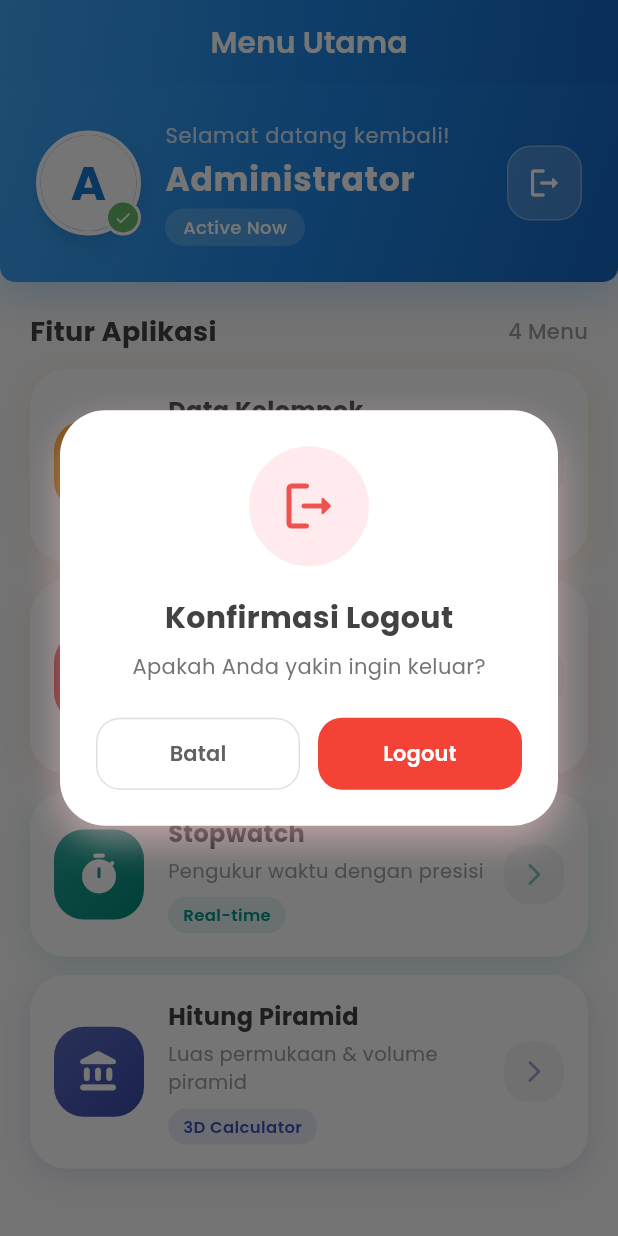
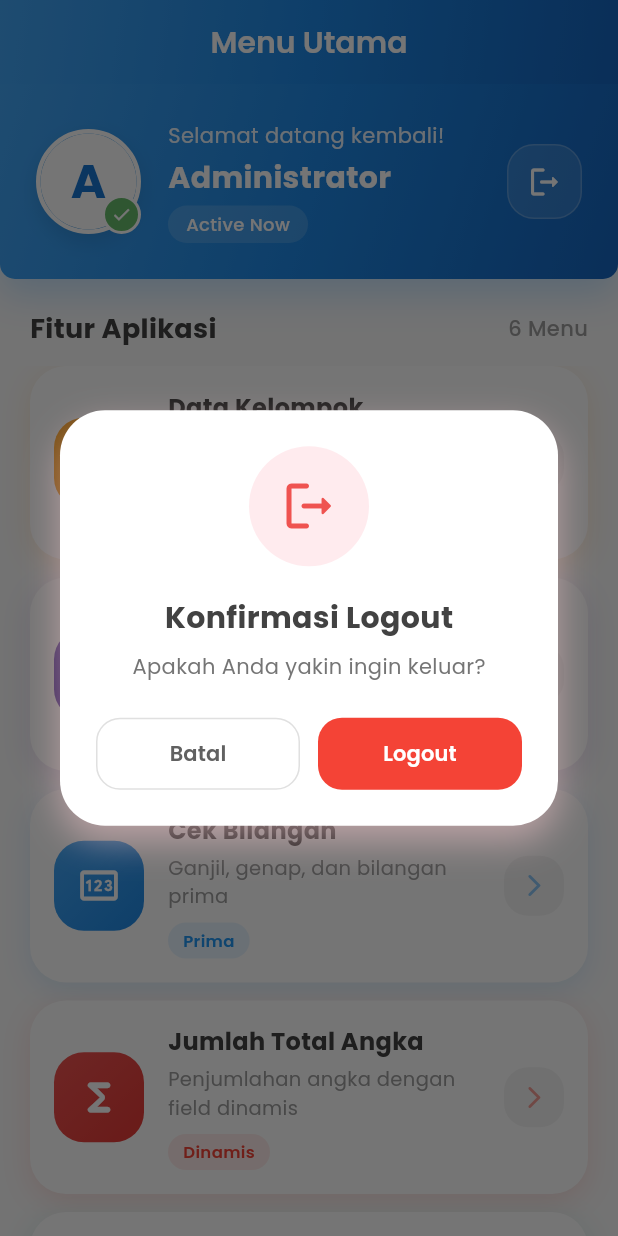
Before and after one commit to dafaarchlinux/TugasAppTPM2, a Flutter app: the MainMenuScreen screen opened directly with sample values from the repository, after a tap on the "logout" icon, on a phone screen of 412 x 824 dp. Run offline on Flutter 3.47's test engine with Material 3 defaults, Android fonts, the phone set to English and light mode, and no system bars; our stand-ins replace google_fonts.

Commit message:
Refactor imports and improve UI elements

```diff
--- a/lib/screens/main_menu_screen.dart
+++ b/lib/screens/main_menu_screen.dart
@@ -1,9 +1,11 @@
 import 'package:flutter/material.dart';
 import 'package:google_fonts/google_fonts.dart';
-import 'package:tugas_1_tpm/screens/jumlah_total_screen.dart';
-import 'package:tugas_1_tpm/screens/piramid_screen.dart';
-import 'package:tugas_1_tpm/screens/stopwatch_screen.dart';
 import '../models/user_model.dart';
+import 'calc_screen.dart';
+import 'props_screen.dart';
+import 'jumlah_total_screen.dart';
+import 'piramid_screen.dart';
+import 'stopwatch_screen.dart';
 import 'kelompok_screen.dart';
 
 class MainMenuScreen extends StatelessWidget {
@@ -13,6 +15,8 @@ class MainMenuScreen extends StatelessWidget {
 
   @override
   Widget build(BuildContext context) {
+    final menuItems = _getMenuItems();
+
     return Scaffold(
       backgroundColor: Colors.grey.shade50,
       appBar: AppBar(
@@ -24,7 +28,6 @@ class MainMenuScreen extends StatelessWidget {
             color: Colors.white,
           ),
         ),
-
         flexibleSpace: Container(
           decoration: BoxDecoration(
             gradient: LinearGradient(
@@ -38,14 +41,13 @@ class MainMenuScreen extends StatelessWidget {
             ),
           ),
         ),
-        backgroundColor: Colors.transparent, // Transparan agar gradient terlihat
+        backgroundColor: Colors.transparent,
         elevation: 0,
         centerTitle: true,
         foregroundColor: Colors.white,
       ),
       body: Column(
         children: [
-          // Header dengan profile dan logout button di samping
           Container(
             margin: const EdgeInsets.only(bottom: 20),
             padding: const EdgeInsets.all(24),
@@ -65,7 +67,7 @@ class MainMenuScreen extends StatelessWidget {
               ),
               boxShadow: [
                 BoxShadow(
-                  color: Colors.blue.shade200.withValues(alpha: 0.5),
+                  color: Colors.blue.shade200.withOpacity(0.5),
                   blurRadius: 20,
                   offset: const Offset(0, 10),
                 ),
@@ -73,7 +75,6 @@ class MainMenuScreen extends StatelessWidget {
             ),
             child: Row(
               children: [
-                // Profile section
                 Stack(
                   children: [
                     Container(
@@ -84,7 +85,7 @@ class MainMenuScreen extends StatelessWidget {
                         border: Border.all(color: Colors.white, width: 3),
                         boxShadow: [
                           BoxShadow(
-                            color: Colors.black.withValues(alpha: 0.1),
+                            color: Colors.black.withOpacity(0.1),
                             blurRadius: 10,
                             offset: const Offset(0, 5),
                           ),
@@ -115,15 +116,13 @@ class MainMenuScreen extends StatelessWidget {
                         child: const Icon(
                           Icons.check,
                           color: Colors.white,
-                          size: 12,
+                          size: 14,
                         ),
                       ),
                     ),
                   ],
                 ),
-                const SizedBox(width: 16),
-
-                // Welcome text
+                const SizedBox(width: 18),
                 Expanded(
                   child: Column(
                     crossAxisAlignment: CrossAxisAlignment.start,
@@ -132,19 +131,19 @@ class MainMenuScreen extends StatelessWidget {
                         'Selamat datang kembali!',
                         style: GoogleFonts.poppins(
                           fontSize: 14,
-                          color: Colors.white.withValues(alpha: 0.8),
-                          letterSpacing: 0.5,
+                          color: Colors.white.withOpacity(0.9),
                         ),
                       ),
                       const SizedBox(height: 4),
                       Text(
                         user.name,
                         style: GoogleFonts.poppins(
-                          fontSize: 22,
+                          fontSize: 20,
                           fontWeight: FontWeight.bold,
                           color: Colors.white,
-                          letterSpacing: 0.5,
                         ),
+                        maxLines: 2,
+                        overflow: TextOverflow.ellipsis,
                       ),
                       const SizedBox(height: 4),
                       Container(
@@ -153,7 +152,7 @@ class MainMenuScreen extends StatelessWidget {
                           vertical: 4,
                         ),
                         decoration: BoxDecoration(
-                          color: Colors.white.withValues(alpha: 0.2),
+                          color: Colors.white.withOpacity(0.15),
                           borderRadius: BorderRadius.circular(20),
                         ),
                         child: Text(
@@ -168,14 +167,12 @@ class MainMenuScreen extends StatelessWidget {
                     ],
                   ),
                 ),
-
-                // Logout Button di samping profile
                 Container(
                   decoration: BoxDecoration(
-                    color: Colors.white.withValues(alpha: 0.2),
-                    borderRadius: BorderRadius.circular(16),
+                    color: Colors.white.withOpacity(0.12),
+                    borderRadius: BorderRadius.circular(18),
                     border: Border.all(
-                      color: Colors.white.withValues(alpha: 0.3),
+                      color: Colors.white.withOpacity(0.2),
                       width: 1,
                     ),
                   ),
@@ -185,17 +182,13 @@ class MainMenuScreen extends StatelessWidget {
                       color: Colors.white,
                       size: 24,
                     ),
-                    onPressed: () {
-                      _showLogoutDialog(context);
-                    },
+                    onPressed: () => _showLogoutDialog(context),
                     tooltip: 'Logout',
                   ),
                 ),
               ],
             ),
           ),
-
-          // Menu Section Title
           Padding(
             padding: const EdgeInsets.symmetric(horizontal: 20),
             child: Row(
@@ -210,7 +203,7 @@ class MainMenuScreen extends StatelessWidget {
                   ),
                 ),
                 Text(
-                  '${_getMenuItems().length} Menu',
+                  '${menuItems.length} Menu',
                   style: GoogleFonts.poppins(
                     fontSize: 14,
                     color: Colors.grey.shade500,
@@ -220,15 +213,14 @@ class MainMenuScreen extends StatelessWidget {
               ],
             ),
           ),
-
           const SizedBox(height: 12),
           Expanded(
             child: ListView.separated(
               padding: const EdgeInsets.symmetric(horizontal: 20),
-              itemCount: _getMenuItems().length,
+              itemCount: menuItems.length,
               separatorBuilder: (context, index) => const SizedBox(height: 12),
               itemBuilder: (context, index) {
-                final menu = _getMenuItems()[index];
+                final menu = menuItems[index];
                 return _buildModernMenuCard(context, menu);
               },
             ),
@@ -250,13 +242,31 @@ class MainMenuScreen extends StatelessWidget {
         'stats': '4 Anggota',
       },
       {
+        'title': 'Kalkulator',
+        'subtitle': 'Operasi penjumlahan dan pengurangan',
+        'icon': Icons.calculate_rounded,
+        'color': Colors.deepPurple,
+        'gradient': [Colors.deepPurple.shade400, Colors.deepPurple.shade600],
+        'route': const CalcScreen(),
+        'stats': '+  -  =',
+      },
+      {
+        'title': 'Cek Bilangan',
+        'subtitle': 'Ganjil, genap, dan bilangan prima',
+        'icon': Icons.pin_outlined,
+        'color': Colors.blue,
+        'gradient': [Colors.blue.shade400, Colors.blue.shade600],
+        'route': const PropsScreen(),
+        'stats': 'Prima',
+      },
+      {
         'title': 'Jumlah Total Angka',
-        'subtitle': 'Penjumlahan angka dalam satu field',
-        'icon': Icons.calculate_rounded,
+        'subtitle': 'Penjumlahan angka dengan field dinamis',
+        'icon': Icons.functions_rounded,
         'color': Colors.red,
         'gradient': [Colors.red.shade400, Colors.red.shade600],
         'route': const JumlahTotalScreen(),
-        'stats': 'Kalkulator',
+        'stats': 'Dinamis',
       },
       {
         'title': 'Stopwatch',
@@ -279,13 +289,16 @@ class MainMenuScreen extends StatelessWidget {
     ];
   }
 
-  Widget _buildModernMenuCard(BuildContext context, Map<String, dynamic> menu) {
+  Widget _buildModernMenuCard(
+    BuildContext context,
+    Map<String, dynamic> menu,
+  ) {
     return Container(
       decoration: BoxDecoration(
         borderRadius: BorderRadius.circular(24),
         boxShadow: [
           BoxShadow(
-            color: (menu['color'] as Color).withValues(alpha: 0.15),
+            color: (menu['color'] as Color).withOpacity(0.15),
             blurRadius: 15,
             offset: const Offset(0, 5),
           ),
@@ -306,7 +319,6 @@ class MainMenuScreen extends StatelessWidget {
             padding: const EdgeInsets.all(16),
             child: Row(
               children: [
-                // Icon dengan gradient background
                 Container(
                   width: 60,
                   height: 60,
@@ -325,8 +337,6 @@ class MainMenuScreen extends StatelessWidget {
                   ),
                 ),
                 const SizedBox(width: 16),
-
-                // Content
                 Expanded(
                   child: Column(
                     crossAxisAlignment: CrossAxisAlignment.start,
@@ -348,16 +358,13 @@ class MainMenuScreen extends StatelessWidget {
                         ),
                       ),
                       const SizedBox(height: 8),
-                      // Stats chip
                       Container(
                         padding: const EdgeInsets.symmetric(
                           horizontal: 10,
                           vertical: 4,
                         ),
                         decoration: BoxDecoration(
-                          color: (menu['color'] as Color).withValues(
-                            alpha: 0.1,
-                          ),
+                          color: (menu['color'] as Color).withOpacity(0.1),
                           borderRadius: BorderRadius.circular(12),
                         ),
                         child: Text(
@@ -372,8 +379,6 @@ class MainMenuScreen extends StatelessWidget {
                     ],
                   ),
                 ),
-
-                // Arrow icon
                 Container(
                   width: 40,
                   height: 40,
@@ -383,7 +388,7 @@ class MainMenuScreen extends StatelessWidget {
                   ),
                   child: Icon(
                     Icons.arrow_forward_ios_rounded,
-                    color: (menu['color'] as Color).withValues(alpha: 0.5),
+                    color: (menu['color'] as Color).withOpacity(0.5),
                     size: 18,
                   ),
                 ),
@@ -409,7 +414,7 @@ class MainMenuScreen extends StatelessWidget {
             borderRadius: BorderRadius.circular(30),
             boxShadow: [
               BoxShadow(
-                color: Colors.red.shade100.withValues(alpha: 0.5),
+                color: Colors.red.shade100.withOpacity(0.5),
                 blurRadius: 20,
                 offset: const Offset(0, 10),
               ),
@@ -488,7 +493,9 @@ class MainMenuScreen extends StatelessWidget {
                       ),
                       child: Text(
                         'Logout',
-                        style: GoogleFonts.poppins(fontWeight: FontWeight.w600),
+                        style: GoogleFonts.poppins(
+                          fontWeight: FontWeight.w600,
+                        ),
                       ),
                     ),
                   ),
```
